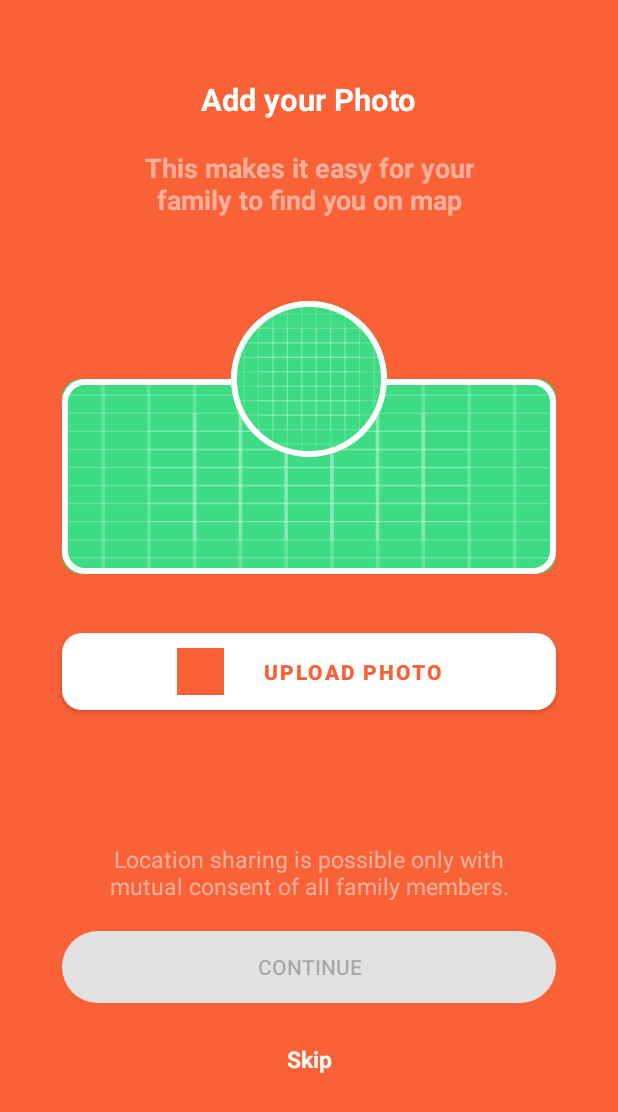
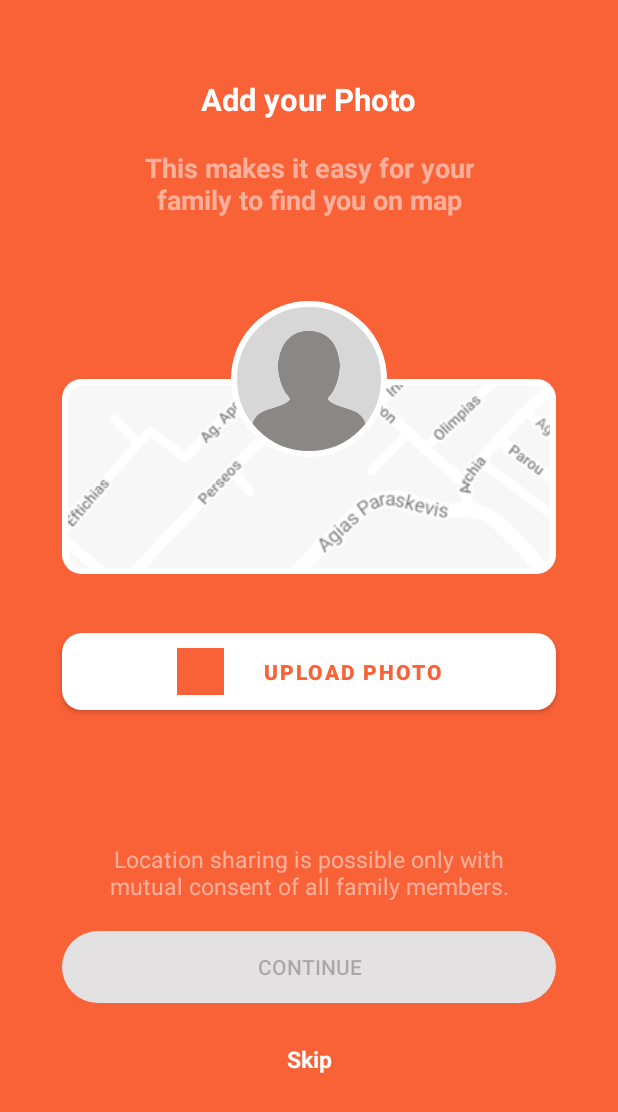
Before and after one commit to shero333/Locator360Uprock, an Android app: the AddProfilePictureActivity screen opened directly, with no data from a screen before it, on a phone screen of 412 x 824 dp. Shown: the top 1112 px of the screen. Run offline under Robolectric (Android 15) with nearby library versions, the phone set to English and light mode, and no system bars; our stand-ins replace sdp/ssp sizes; pictures from the network do not load.

Commit message:
start working again on this project

```diff
--- a/app/src/main/java/com/hammad/locator360/OneTimeScreens/AddProfilePictureActivity.java
+++ b/app/src/main/java/com/hammad/locator360/OneTimeScreens/AddProfilePictureActivity.java
@@ -43,7 +43,6 @@ public class AddProfilePictureActivity extends AppCompatActivity {
     @Override
     protected void onCreate(Bundle savedInstanceState) {
         super.onCreate(savedInstanceState);
-
 
         //initialize view binding
         binding = ActivityAddProfilePictureBinding.inflate(getLayoutInflater());
--- a/app/src/main/res/drawable/pin_view_state_list.xml
+++ b/app/src/main/res/drawable/pin_view_state_list.xml
@@ -4,6 +4,7 @@
    <item android:state_focused="true">
 
        <shape android:shape="rectangle">
+
            <corners android:radius="@dimen/_5sdp"/>
            <stroke android:width="@dimen/_1sdp"
                android:color="#40F96137"/>
--- a/app/src/main/res/layout/activity_add_profile_picture.xml
+++ b/app/src/main/res/layout/activity_add_profile_picture.xml
@@ -38,15 +38,15 @@
         android:id="@+id/img_profile_background_layer"
         android:layout_width="0dp"
         android:layout_height="@dimen/_100sdp"
-        android:scaleType="fitXY"
-        app:srcCompat="@drawable/ic_launcher_background"
+        app:layout_constraintWidth_percent="0.8"
+        android:scaleType="center"
+        app:srcCompat="@drawable/add_profile_screen_background_placeholder"
         app:round="@dimen/_10sdp"
         app:layout_constraintBottom_toBottomOf="parent"
         app:layout_constraintEnd_toEndOf="parent"
         app:layout_constraintStart_toStartOf="parent"
         app:layout_constraintTop_toTopOf="parent"
-        app:layout_constraintVertical_bias="0.364"
-        app:layout_constraintWidth_percent="0.8" />
+        app:layout_constraintVertical_bias="0.364" />
 
     <androidx.constraintlayout.widget.ConstraintLayout
         android:layout_width="0dp"
@@ -63,7 +63,7 @@
         android:id="@+id/img_profile"
         android:layout_width="@dimen/_80sdp"
         android:layout_height="@dimen/_80sdp"
-        android:src="@drawable/ic_launcher_background"
+        android:src="@drawable/add_profile_img_placeholder"
         android:scaleType="fitXY"
         app:layout_constraintStart_toStartOf="@id/img_profile_background_layer"
         app:layout_constraintEnd_toEndOf="@id/img_profile_background_layer"
--- a/app/src/main/res/layout/activity_join_circle_first_screen.xml
+++ b/app/src/main/res/layout/activity_join_circle_first_screen.xml
@@ -23,7 +23,7 @@
             android:textStyle="bold"
             android:textSize="@dimen/_14ssp"
             android:gravity="center"
-            android:textColor="@color/black"
+            android:textColor="?android:attr/textColorPrimary"
             app:layout_constraintVertical_bias="0.12"
             app:layout_constraintStart_toStartOf="parent"
             app:layout_constraintEnd_toEndOf="parent"
--- a/app/src/main/res/layout/activity_start_screen.xml
+++ b/app/src/main/res/layout/activity_start_screen.xml
@@ -5,7 +5,6 @@
     android:layout_height="match_parent"
     xmlns:app="http://schemas.android.com/apk/res-auto"
     tools:context=".StartScreenActivity">
-
 
     <TextView
         android:id="@+id/app_title"
@@ -26,6 +25,7 @@
         android:layout_height="wrap_content"
         android:background="@drawable/orange_rounded_button"
         android:text="Get started"
+        android:textColor="@color/white"
         app:layout_constraintBottom_toBottomOf="parent"
         app:layout_constraintEnd_toEndOf="parent"
         app:layout_constraintStart_toStartOf="parent"
@@ -37,9 +37,9 @@
         android:id="@+id/txt_message"
         android:layout_width="wrap_content"
         android:layout_height="wrap_content"
-        android:text="Aleardy have an account?"
+        android:text="Already have an account?"
+        android:textColor="?android:attr/textColorPrimary"
         android:textSize="@dimen/_12ssp"
-        android:textStyle="bold"
         android:layout_marginTop="@dimen/_15sdp"
         app:layout_constraintHorizontal_bias="0.3"
         app:layout_constraintStart_toStartOf="@id/btn_sign_up"
```
Also changed, not shown: app/src/main/AndroidManifest.xml (+12 -10 lines), app/src/main/java/com/hammad/locator360/CreateCircleActivity.java (added, +14 -0 lines), app/src/main/res/layout/activity_create_circle.xml (added, +23 -0 lines), app/src/main/res/layout/activity_general_screen_one.xml (+12 -0 lines), app/src/main/res/layout/activity_general_screen_two.xml (+12 -0 lines), app/src/main/res/layout/activity_request_permission.xml (+12 -0 lines), app/src/main/res/drawable/add_profile_img_placeholder.png (added), app/src/main/res/drawable/add_profile_screen_background_placeholder.png (added), app/src/main/res/drawable/general_screen_one_img.png (added), app/src/main/res/drawable/general_screen_two_img.png (added), app/src/main/res/drawable/permission_screen_img.png (added).
